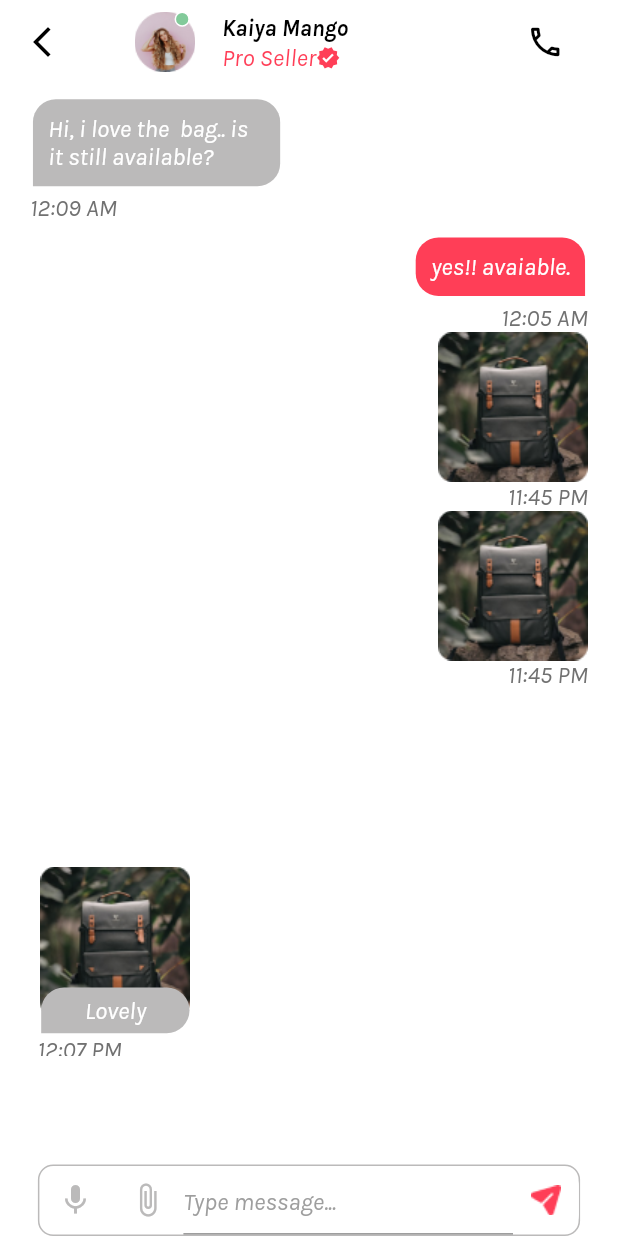
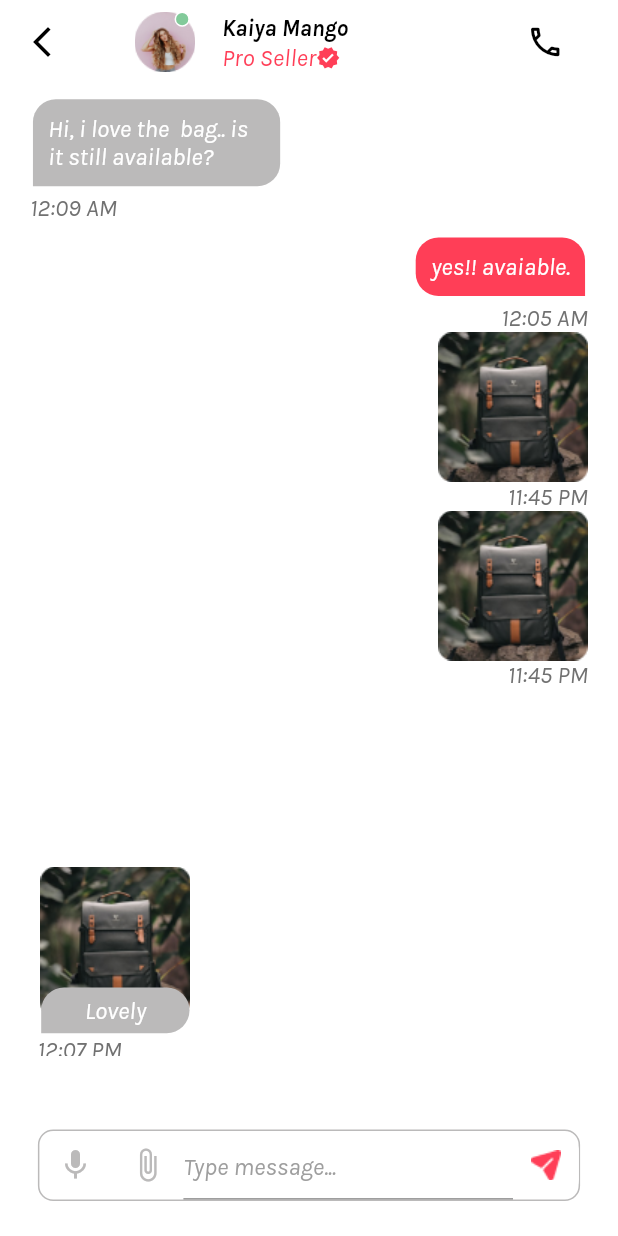
Before and after one commit to soufianeazid/stor_fiverr, a Flutter app: the Conver screen opened directly, on a phone screen of 412 x 824 dp. Run offline on Flutter 3.47's test engine with Material 2 defaults, Android fonts, the phone set to English and light mode, and no system bars; our stand-ins replace device_preview, flutter_screenutil, font_awesome_flutter, shared_preferences, video_player; accounts and stored records are empty.

Commit message:
28/9/4:35

```diff
--- a/lib/screens/pages/conversation.dart
+++ b/lib/screens/pages/conversation.dart
@@ -194,7 +194,7 @@ class _ConverState extends State<Conver> {
             Align(
               alignment: Alignment.bottomCenter,
               child: Padding(
-                padding: EdgeInsets.symmetric(horizontal: 23.w),
+                padding: EdgeInsets.only(left: 23.w,right: 23.w,bottom: 23.h),
                 child: Container(
                   width: double.infinity,
                   height: 47.h,
```
